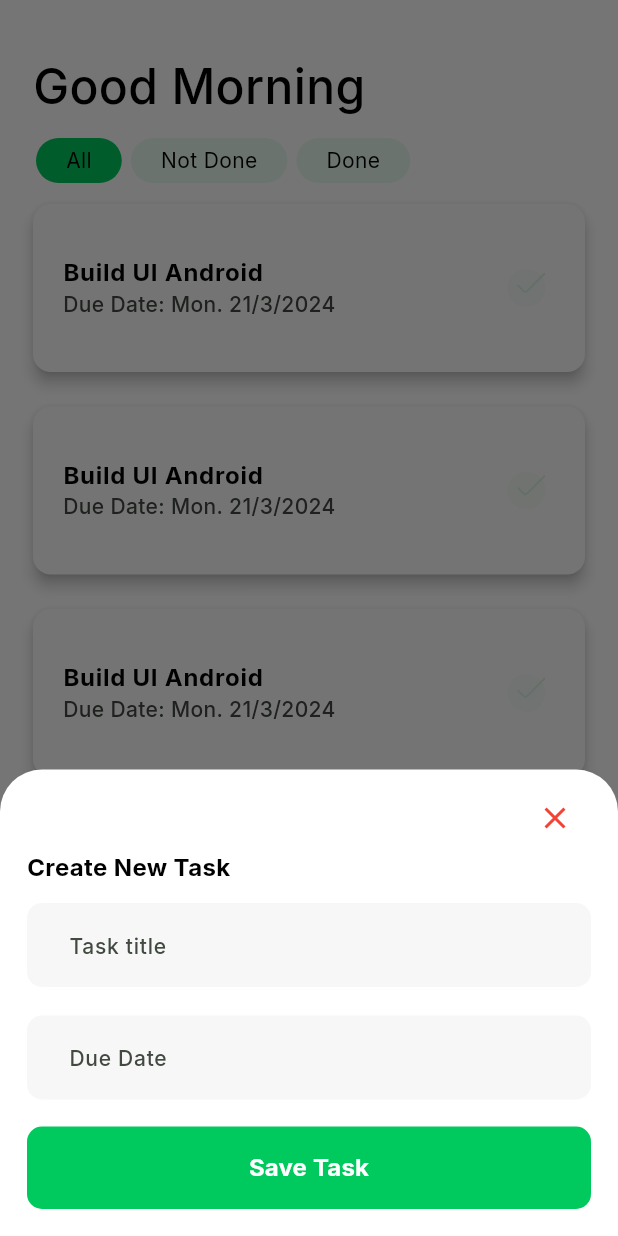
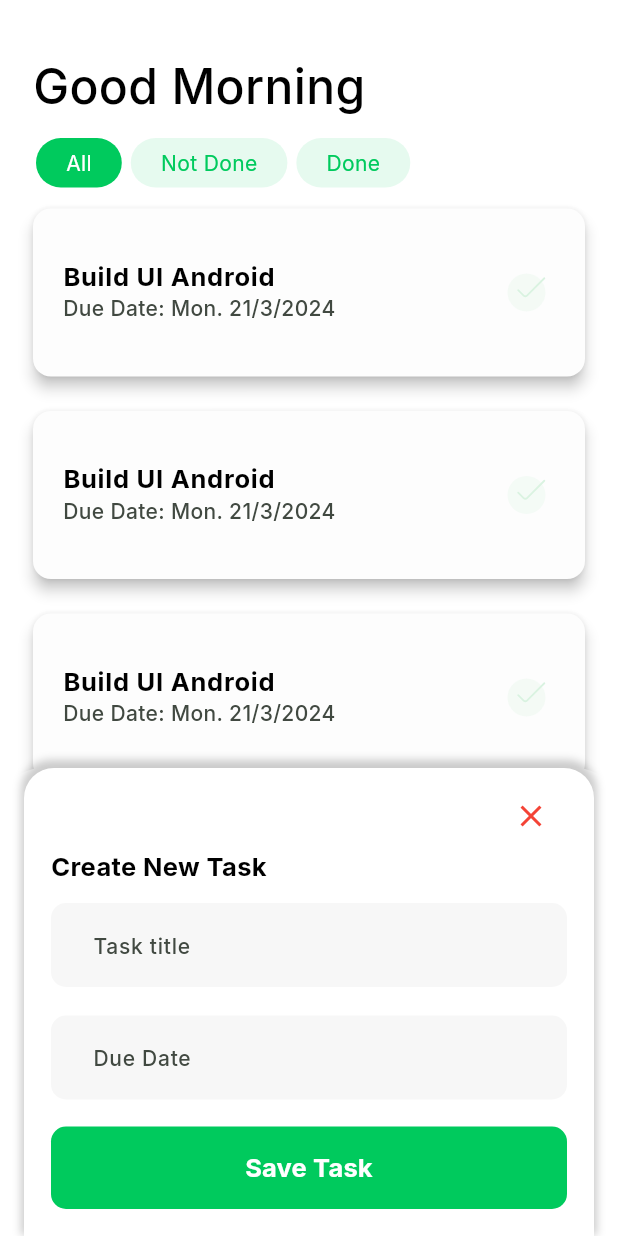
Before and after one commit to moelhewehy7/task-list-app, a Flutter app: the screen it shows after launch, after a tap on "Create Task", on a phone screen of 412 x 824 dp. Run offline on Flutter 3.47's test engine with Material 3 defaults, Android fonts, the phone set to English and light mode, and no system bars; our stand-ins replace flutter_svg.

Commit message:
decorating modal bottom sheet

```diff
--- a/lib/core/utils/app_styles.dart
+++ b/lib/core/utils/app_styles.dart
@@ -9,7 +9,7 @@ class AppStyles {
   );
   static const TextStyle stylesInterBold17 = TextStyle(
     fontFamily: "Inter",
-    fontSize: 16,
+    fontSize: 17,
     fontWeight: FontWeight.w800,
     height: 18 / 15,
   );
--- a/lib/features/presentation/views/mobile_layout.dart
+++ b/lib/features/presentation/views/mobile_layout.dart
@@ -43,16 +43,37 @@ class MobileLayout extends StatelessWidget {
         child: CustomButton(
           text: "Create Task",
           onPressed: () {
-            showModalBottomSheet(
-                backgroundColor: Theme.of(context).colorScheme.surface,
-                isScrollControlled: true,
-                context: context,
-                builder: (context) {
-                  return const ModalBottomSheetBody();
-                });
+            modalBottomSheet(context);
           },
         ),
       ),
     );
   }
+
+  Future<dynamic> modalBottomSheet(BuildContext context) {
+    return showModalBottomSheet(
+        barrierColor: Colors.transparent,
+        backgroundColor: Theme.of(context).colorScheme.surface,
+        isScrollControlled: true,
+        context: context,
+        builder: (context) {
+          return Container(
+            margin: const EdgeInsets.symmetric(horizontal: 16),
+            decoration: BoxDecoration(
+              color: Colors.white, // Background color of the modal
+              borderRadius: BorderRadius.vertical(top: Radius.circular(20)),
+              boxShadow: [
+                BoxShadow(
+                  color: Colors.black.withOpacity(0.2), // Shadow color
+                  spreadRadius: 2, // Spread radius
+                  blurRadius: 4, // Blur radius
+                  offset:
+                      Offset(0, -3), // to Move shadow upward// Shadow offset
+                ),
+              ],
+            ),
+            child: const ModalBottomSheetBody(),
+          );
+        });
+  }
 }
--- a/lib/features/presentation/views/widgets/custom_alert_dialog.dart
+++ b/lib/features/presentation/views/widgets/custom_alert_dialog.dart
@@ -11,11 +11,11 @@ class CustomAlertDialog extends StatelessWidget {
   Widget build(BuildContext context) {
     return AlertDialog(
       shape: RoundedRectangleBorder(
-          side: BorderSide(color: Color(0xffd2f2db), width: 3),
+          side: const BorderSide(color: Color(0xffd2f2db), width: 3),
           borderRadius: BorderRadius.circular(
             10,
           )),
-      contentPadding: EdgeInsets.symmetric(
+      contentPadding: const EdgeInsets.symmetric(
           horizontal: 17, vertical: 14), // Optional padding
       content: SizedBox(
         width: 350,
--- a/lib/features/presentation/views/widgets/custom_container.dart
+++ b/lib/features/presentation/views/widgets/custom_container.dart
@@ -22,7 +22,7 @@ class CustomContainer extends StatelessWidget {
               RoundedRectangleBorder(borderRadius: BorderRadius.circular(20))),
       child: Text(
         text,
-        style: AppStyles.stylesInterMedium13.copyWith(
+        style: AppStyles.stylesInterMedium14.copyWith(
             color: isSelected
                 ? Theme.of(context).colorScheme.surface
                 : Theme.of(context).colorScheme.primary),
```
